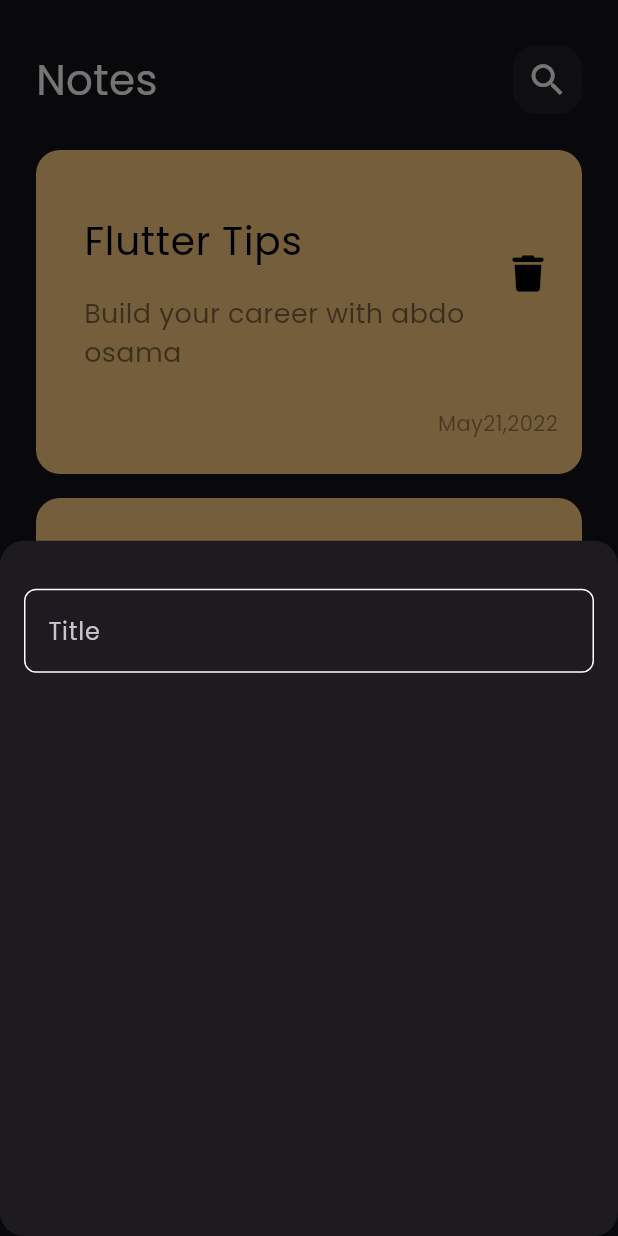
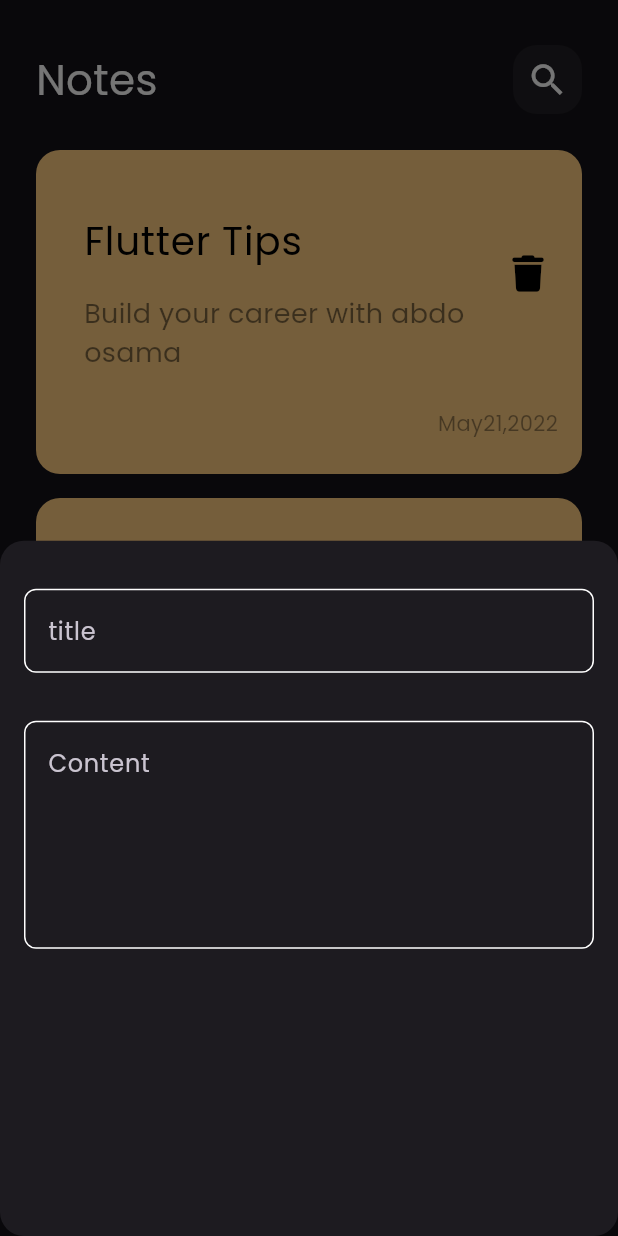
Before and after one commit to abdo74174/notes_app, a Flutter app: the screen it shows after launch, after a tap on the "add" icon, on a phone screen of 412 x 824 dp. Run offline on Flutter 3.47's test engine with Material 3 defaults, Android fonts, the phone set to English and light mode, and no system bars; our stand-ins replace font_awesome_flutter.

Commit message:
add field notes to bottom sheet

```diff
--- a/lib/widgets/add_note_bottom_sheet.dart
+++ b/lib/widgets/add_note_bottom_sheet.dart
@@ -1,5 +1,6 @@
 import 'package:flutter/material.dart';
-import 'package:notesapp/widgets/custom_text_fiels.dart';
+
+import 'custom_text_fiels.dart';
 
 class AddNoteBottomSheet extends StatelessWidget {
   const AddNoteBottomSheet({super.key});
@@ -13,7 +14,16 @@ class AddNoteBottomSheet extends StatelessWidget {
           SizedBox(
             height: 32,
           ),
-          CustomTextFiels.CustomTextField()
+          CustomTextField(
+            hint: 'title',
+          ),
+          SizedBox(
+            height: 32,
+          ),
+          CustomTextField(
+            hint: 'Content',
+            maxlines: 5,
+          ),
         ],
       ),
     );
--- a/lib/widgets/custom_text_fiels.dart
+++ b/lib/widgets/custom_text_fiels.dart
@@ -1,15 +1,17 @@
 import 'package:flutter/material.dart';
 import 'package:notesapp/widgets/constant.dart';
 
-class CustomTextFiels extends StatelessWidget {
-  const CustomTextFiels.CustomTextField({super.key});
-
+class CustomTextField extends StatelessWidget {
+  const CustomTextField({super.key, required this.hint, this.maxlines = 1});
+  final String hint;
+  final int maxlines;
   @override
   Widget build(BuildContext context) {
     return TextField(
+      maxLines: maxlines,
       cursorColor: kPrimaryColor,
       decoration: InputDecoration(
-        hintText: 'Title',
+        hintText: hint,
         border: buildBorder(),
         enabledBorder: buildBorder(),
         focusedBorder: buildBorder(kPrimaryColor),
```
